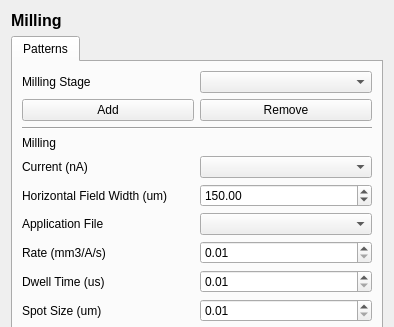
Qt form fibsem/ui/qtdesigner_files/FibsemMillingWidgetui.ui (DeMarcoLab/fibsem) before a commit; both pictures show x 0 to 394 and y 0 to 327 of the 394 by 837 pixel window.
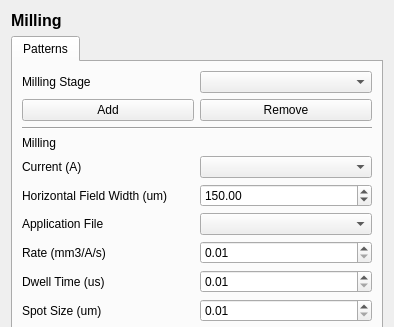
The same form after that commit.

Patch:
```diff
--- a/fibsem/ui/qtdesigner_files/FibsemMillingWidgetui.ui
+++ b/fibsem/ui/qtdesigner_files/FibsemMillingWidgetui.ui
@@ -127,7 +127,7 @@
        <item row="5" column="0">
         <widget class="QLabel" name="label_milling_current">
          <property name="text">
-          <string>Current (nA)</string>
+          <string>Current (A)</string>
          </property>
         </widget>
        </item>
```
